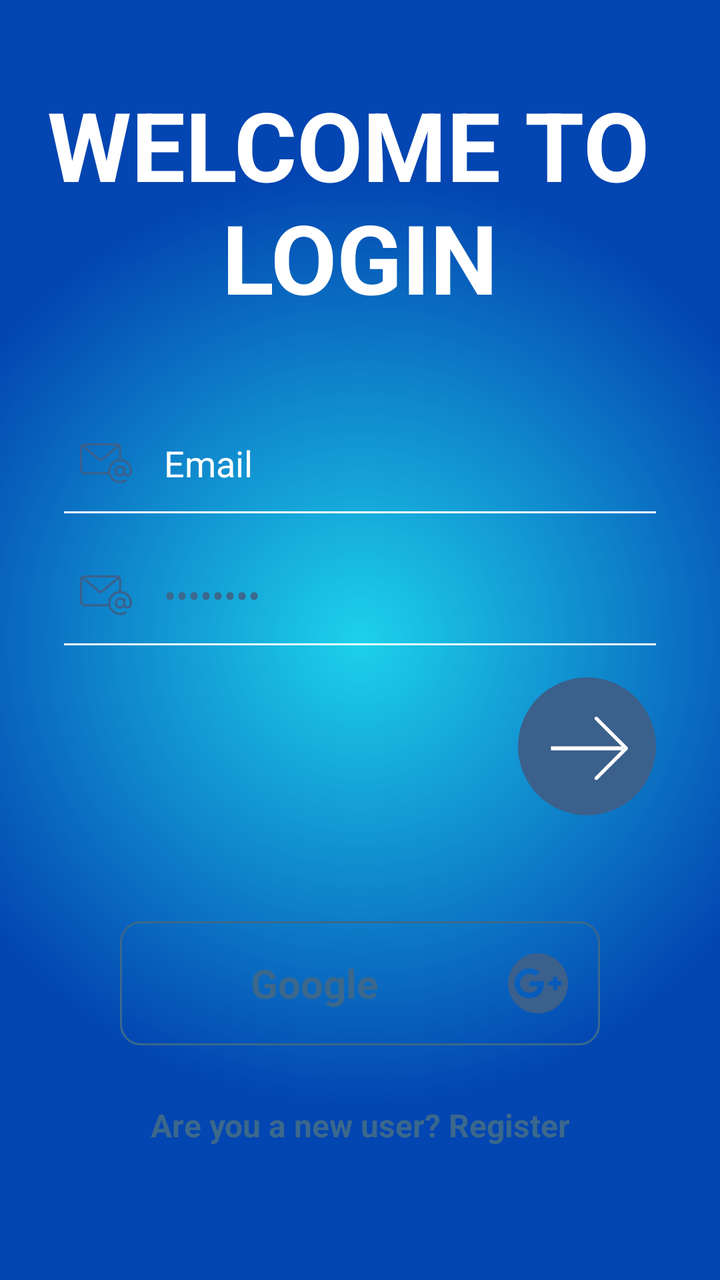
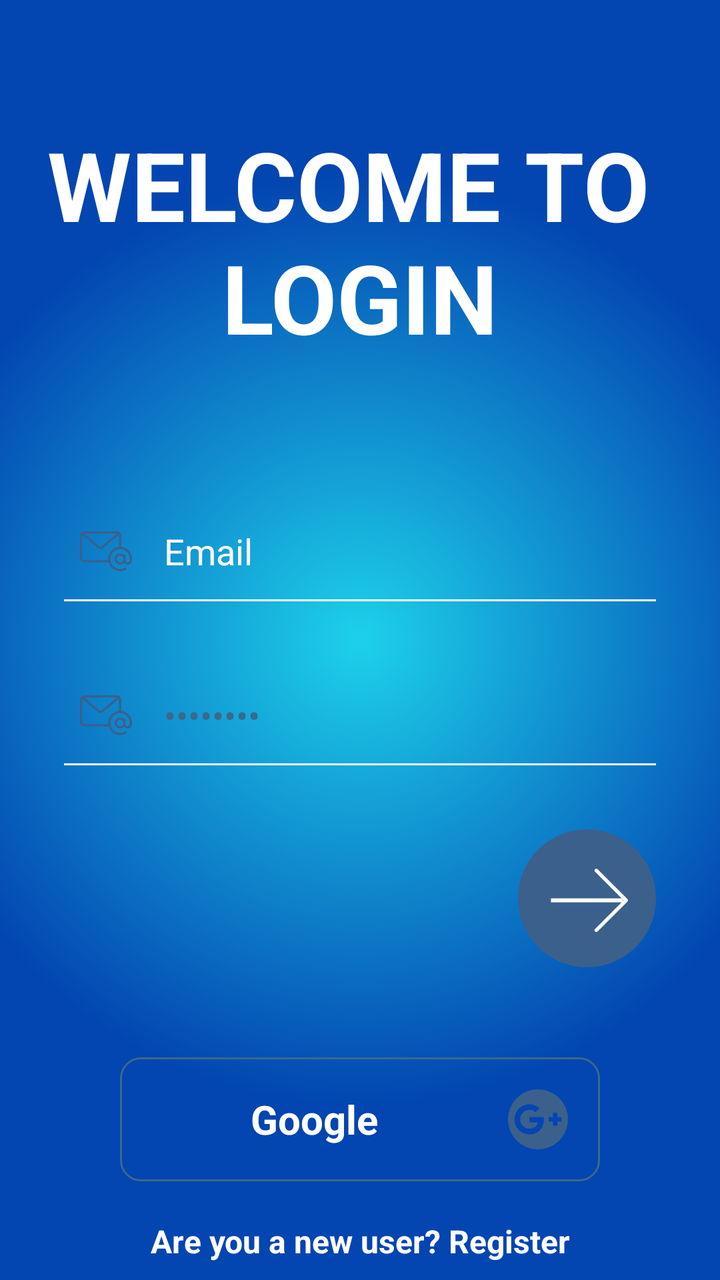

Screens rendered from an Android XML layout before and after an edit, with the pre-edit source and the edit as a unified diff.
<!-- AndroidManifest.xml: application theme Theme.SupplyDrop -->
<!-- res/layout/activity_login.xml -->
<?xml version="1.0" encoding="utf-8"?>
<androidx.constraintlayout.widget.ConstraintLayout xmlns:android="http://schemas.android.com/apk/res/android"
    xmlns:app="http://schemas.android.com/apk/res-auto"
    xmlns:tools="http://schemas.android.com/tools"
    android:id="@+id/main"
    android:layout_width="match_parent"
    android:layout_height="match_parent"
    android:background="@drawable/login_background"
    tools:context=".MainActivity">

    <ScrollView
        android:layout_width="match_parent"
        android:layout_height="match_parent"
        app:layout_constraintBottom_toBottomOf="parent"
        app:layout_constraintEnd_toEndOf="parent"
        app:layout_constraintStart_toStartOf="parent"
        app:layout_constraintTop_toTopOf="parent">

        <LinearLayout
            android:layout_width="match_parent"
            android:layout_height="wrap_content"
            android:orientation="vertical">

            <TextView
                android:id="@+id/loginLbl"
                android:layout_width="match_parent"
                android:layout_height="wrap_content"
                android:gravity="center"
                android:paddingTop="40dp"
                android:paddingBottom="30dp"
                android:text="WELCOME TO \nLOGIN"
                android:textAlignment="center"
                android:textColor="@color/white"
                android:textSize="48sp"
                android:textStyle="bold" />

            <EditText
                android:id="@+id/emailTxt"
                android:layout_width="match_parent"
                android:layout_height="50dp"
                android:layout_marginStart="32dp"
                android:layout_marginTop="16dp"
                android:layout_marginEnd="32dp"
                android:background="@drawable/edittext_background"
                android:drawableStart="@drawable/email"
                android:drawablePadding="16dp"
                android:ems="10"
                android:hint="Enter Your Email"
                android:inputType="textEmailAddress"
                android:padding="8dp"
                android:text="Email"
                android:textColor="@color/white" />

            <EditText
                android:id="@+id/passwordTxt"
                android:layout_width="match_parent"
                android:layout_height="50dp"
                android:layout_marginStart="32dp"
                android:layout_marginTop="16dp"
                android:layout_marginEnd="32dp"
                android:background="@drawable/edittext_background"
                android:drawableStart="@drawable/email"
                android:drawablePadding="16dp"
                android:ems="10"
                android:hint="Enter Your Password"
                android:inputType="textPassword"
                android:padding="8dp"
                android:text="Password"
                android:textColor="#3b688c"
                android:textColorHint="756C6C" />

            <ImageView
                android:id="@+id/imageView3"
                android:layout_width="wrap_content"
                android:layout_height="wrap_content"
                android:layout_gravity="end"
                android:layout_marginTop="16dp"
                android:layout_marginEnd="32dp"
                app:srcCompat="@drawable/btn_arrow2" />

            <LinearLayout
                android:layout_width="match_parent"
                android:layout_height="104dp"
                android:layout_marginStart="32dp"
                android:layout_marginTop="16dp"
                android:layout_marginEnd="32dp"
                android:gravity="center"
                android:orientation="horizontal">

                <Button
                    android:id="@+id/googleBtn"
                    style="@android:style/Widget.Button"
                    android:layout_width="wrap_content"
                    android:layout_height="wrap_content"
                    android:layout_marginTop="16dp"
                    android:background="@drawable/btn_background"
                    android:drawableEnd="@drawable/google"
                    android:drawablePadding="16dp"
                    android:maxWidth="320dp"
                    android:minWidth="240dp"
                    android:padding="16dp"
                    android:text="Google"
                    android:textColor="#3b688c"
                    android:textSize="20sp"
                    android:textStyle="bold" />
            </LinearLayout>

            <TextView
                android:id="@+id/textView4"
                android:layout_width="match_parent"
                android:layout_height="wrap_content"
                android:layout_marginTop="24dp"
                android:text="Are you a new user? Register"
                android:textAlignment="center"
                android:textColor="#3b688c"
                android:textSize="16sp"
                android:textStyle="bold" />

        </LinearLayout>
    </ScrollView>
</androidx.constraintlayout.widget.ConstraintLayout>
<!-- resources referenced by this layout -->
<resources>
  <color name="white">#FFFFFFFF</color>
  <!-- drawable btn_arrow2: png bitmap (drawable-hdpi, 3339 bytes) -->
  <!-- drawable btn_background (drawable) -->
  <?xml version="1.0" encoding="utf-8"?>
  <selector xmlns:android="http://schemas.android.com/apk/res/android">
      <item>
          <shape android:shape="rectangle">
              <stroke android:width="1dp" android:color="#3b688c"/>
  
              <corners android:radius="10dp"/>
          </shape>
      </item>
  </selector>
  <!-- drawable edittext_background (drawable) -->
  <?xml version="1.0" encoding="utf-8"?>
  <layer-list xmlns:android="http://schemas.android.com/apk/res/android">
      <item android:top="-3dp" android:bottom="-1dp" android:right="-3dp" android:left="-3dp">
          <shape android:shape="rectangle">
              <stroke android:width="2dp" android:color="@color/white"/>
          </shape>
      </item>
  </layer-list>
  <!-- drawable email: png bitmap (drawable-hdpi, 1038 bytes) -->
  <!-- drawable google: png bitmap (drawable-hdpi, 1180 bytes) -->
  <!-- drawable login_background (drawable) -->
  <?xml version="1.0" encoding="utf-8"?>
  <shape xmlns:android="http://schemas.android.com/apk/res/android">
      <gradient
          android:type="radial"
          android:gradientRadius="65%p"
          android:centerX="50%"
          android:centerY="50%"
          android:startColor="@color/lblue"
          android:endColor="@color/dblue">
  
      </gradient></shape>
  <style name="Theme.SupplyDrop" parent="Base.Theme.SupplyDrop" />
  <color name="lblue">#1DD1EA</color>
  <color name="dblue">#0345B1</color>
  <style name="Base.Theme.SupplyDrop" parent="Theme.AppCompat.NoActionBar">
          
          
      </style>
</resources>

<!-- the commit's change to res/layout/activity_login.xml (unified diff, before → after) -->
@@ -26,7 +26,7 @@
                 android:layout_width="match_parent"
                 android:layout_height="wrap_content"
                 android:gravity="center"
-                android:paddingTop="40dp"
+                android:paddingTop="60dp"
                 android:paddingBottom="30dp"
                 android:text="WELCOME TO \nLOGIN"
                 android:textAlignment="center"
@@ -39,7 +39,7 @@
                 android:layout_width="match_parent"
                 android:layout_height="50dp"
                 android:layout_marginStart="32dp"
-                android:layout_marginTop="16dp"
+                android:layout_marginTop="40dp"
                 android:layout_marginEnd="32dp"
                 android:background="@drawable/edittext_background"
                 android:drawableStart="@drawable/email"
@@ -56,7 +56,7 @@
                 android:layout_width="match_parent"
                 android:layout_height="50dp"
                 android:layout_marginStart="32dp"
-                android:layout_marginTop="16dp"
+                android:layout_marginTop="32dp"
                 android:layout_marginEnd="32dp"
                 android:background="@drawable/edittext_background"
                 android:drawableStart="@drawable/email"
@@ -74,7 +74,7 @@
                 android:layout_width="wrap_content"
                 android:layout_height="wrap_content"
                 android:layout_gravity="end"
-                android:layout_marginTop="16dp"
+                android:layout_marginTop="32dp"
                 android:layout_marginEnd="32dp"
                 app:srcCompat="@drawable/btn_arrow2" />
 
@@ -82,7 +82,7 @@
                 android:layout_width="match_parent"
                 android:layout_height="104dp"
                 android:layout_marginStart="32dp"
-                android:layout_marginTop="16dp"
+                android:layout_marginTop="8dp"
                 android:layout_marginEnd="32dp"
                 android:gravity="center"
                 android:orientation="horizontal">
@@ -100,7 +100,7 @@
                     android:minWidth="240dp"
                     android:padding="16dp"
                     android:text="Google"
-                    android:textColor="#3b688c"
+                    android:textColor="#FFFFFF"
                     android:textSize="20sp"
                     android:textStyle="bold" />
             </LinearLayout>
@@ -109,10 +109,10 @@
                 android:id="@+id/textView4"
                 android:layout_width="match_parent"
                 android:layout_height="wrap_content"
-                android:layout_marginTop="24dp"
+                android:layout_marginTop="14dp"
                 android:text="Are you a new user? Register"
                 android:textAlignment="center"
-                android:textColor="#3b688c"
+                android:textColor="#FFFFFF"
                 android:textSize="16sp"
                 android:textStyle="bold" />
 
